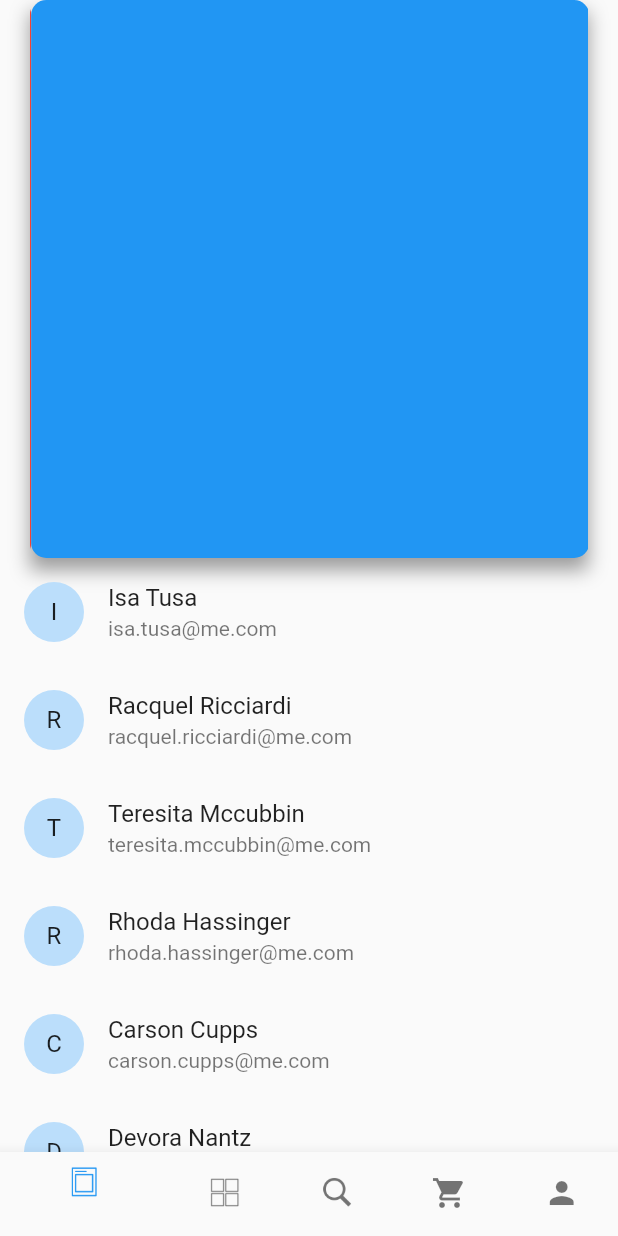
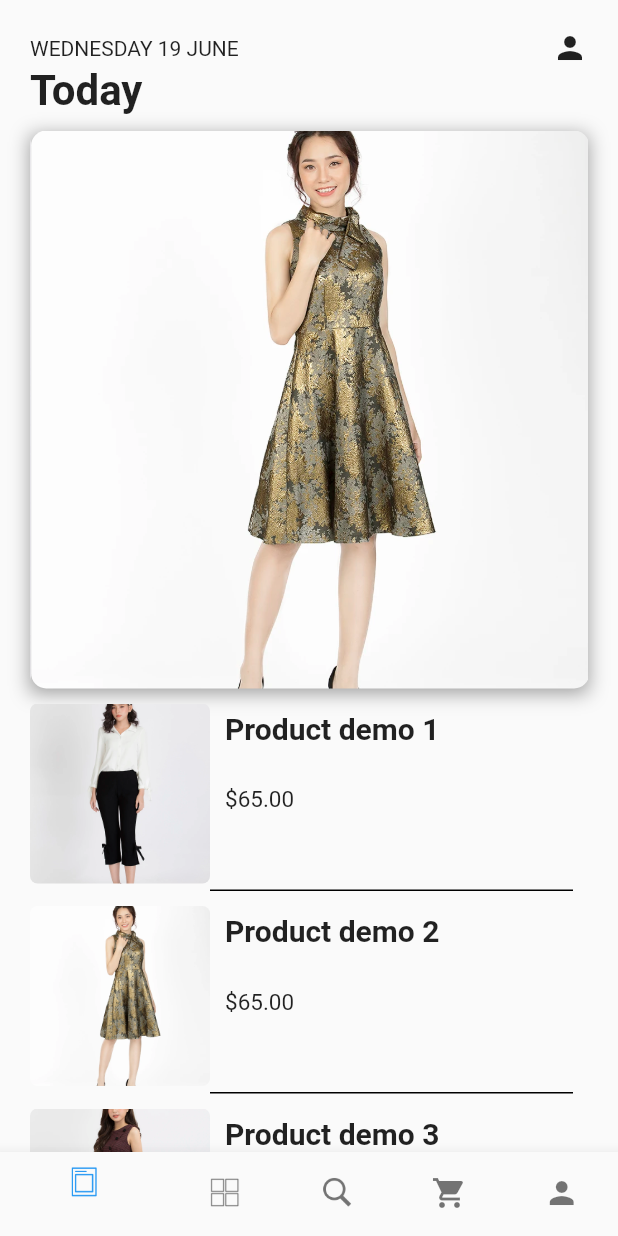
Before and after one commit to MinhDat/ChStore, a Flutter app: the screen it shows after launch, on a phone screen of 412 x 824 dp. Run offline on Flutter 3.47's test engine with Material 2 defaults, Android fonts, the phone set to English and light mode, and no system bars.

Commit message:
remake structure

```diff
--- a/lib/screens/Home/page-view.dart
+++ b/lib/components/pageView.dart
@@ -1,22 +1,31 @@
 import 'dart:async';
-
 import 'package:flutter/material.dart';
 
+import '../models/product.dart';
+
 class PageViewContainer extends Container {
+  PageViewContainer(this.allProducts);
+  final List<Product> allProducts;
+
   @override
   Widget build(BuildContext context) {
-    return Container(child: _PageView());
+    return Container(child: _PageView(allProducts));
   }
 }
 
 class _PageView extends StatefulWidget {
+  _PageView(this.allProducts);
+  final List<Product> allProducts;
+
   @override
   State<StatefulWidget> createState() {
-    return _WidgetList();
+    return _WidgetList(allProducts);
   }
 }
 
 class _WidgetList extends State<_PageView> with WidgetsBindingObserver {
+  _WidgetList(this.allProducts);
+  final List<Product> allProducts;
   PageController _pageController;
   int _currentIndex = 0;
   Timer _timer;
@@ -48,14 +57,29 @@ class _WidgetList extends State<_PageView> with WidgetsBindingObserver {
     setState(() {
       _currentIndex = page;
     });
+    _timer.cancel();
   }
 
   @override
   Widget build(BuildContext context) {
     Size screenSize = MediaQuery.of(context).size;
     _timer = new Timer(new Duration(seconds: 7), () {
-      _currentIndex == 4 ? _nextPage(0) : _nextPage(_currentIndex + 1);
+      _currentIndex == allProducts.length - 1
+          ? _nextPage(0)
+          : _nextPage(_currentIndex + 1);
     });
+
+    List<Container> productList = allProducts.map((product) {
+      return Container(
+        child: ClipRRect(
+          borderRadius: new BorderRadius.circular(10.0),
+          child: Image.asset(
+            product.image,
+            fit: BoxFit.cover,
+          ),
+        ),
+      );
+    }).toList();
 
     return Container(
       height: screenSize.width - 40,
@@ -65,7 +89,7 @@ class _WidgetList extends State<_PageView> with WidgetsBindingObserver {
         boxShadow: <BoxShadow>[
           BoxShadow(
             color: Colors.black38,
-            offset: Offset(0.0, 8.0),
+            offset: Offset(0.0, 3.0),
             blurRadius: 10.0,
           ),
         ],
@@ -74,38 +98,7 @@ class _WidgetList extends State<_PageView> with WidgetsBindingObserver {
         controller: _pageController,
         scrollDirection: Axis.horizontal,
         onPageChanged: _handlePageChanged,
-        children: <Widget>[
-          Container(
-            decoration: new BoxDecoration(
-              color: Colors.red,
-              borderRadius: BorderRadius.circular(10.0),
-            ),
-          ),
-          Container(
-            decoration: new BoxDecoration(
-              color: Colors.blue,
-              borderRadius: BorderRadius.circular(10.0),
-            ),
-          ),
-          Container(
-            decoration: new BoxDecoration(
-              color: Colors.green,
-              borderRadius: BorderRadius.circular(10.0),
-            ),
-          ),
-          Container(
-            decoration: new BoxDecoration(
-              color: Colors.yellow,
-              borderRadius: BorderRadius.circular(10.0),
-            ),
-          ),
-          Container(
-            decoration: new BoxDecoration(
-              color: Colors.orange,
-              borderRadius: BorderRadius.circular(10.0),
-            ),
-          ),
-        ],
+        children: productList,
       ),
     );
   }
--- /dev/null
+++ b/lib/models/product.dart
@@ -0,0 +1,6 @@
+class Product {
+  Product({this.image, this.name, this.price});
+  final String image;
+  final String name;
+  final String price;
+}
--- a/lib/screens/Home/contact.dart
+++ /dev/null
@@ -1,53 +0,0 @@
-import 'package:flutter/material.dart';
-
-class Contact {
-  Contact({this.name, this.email});
-  final String name;
-  final String email;
-}
-
-class ContactList extends Container {
-  @override
-  Widget build(BuildContext context) {
-    List<ContactListTile> contactList = allContacts.map((contact) {
-      return ContactListTile(contact);
-    }).toList();
-
-    return Column(
-      mainAxisSize: MainAxisSize.min,
-      children: contactList,
-    );
-  }
-}
-
-class ContactListTile extends ListTile {
-  ContactListTile(Contact contact)
-      : super(
-          title: Text(contact.name),
-          subtitle: Text(contact.email),
-          leading: CircleAvatar(child: Text(contact.name[0])),
-        );
-}
-
-List<Contact> allContacts = [
-  Contact(name: 'Isa Tusa', email: 'isa.tusa@me.com'),
-  Contact(name: 'Racquel Ricciardi', email: 'racquel.ricciardi@me.com'),
-  Contact(name: 'Teresita Mccubbin', email: 'teresita.mccubbin@me.com'),
-  Contact(name: 'Rhoda Hassinger', email: 'rhoda.hassinger@me.com'),
-  Contact(name: 'Carson Cupps', email: 'carson.cupps@me.com'),
-  Contact(name: 'Devora Nantz', email: 'devora.nantz@me.com'),
-  Contact(name: 'Tyisha Primus', email: 'tyisha.primus@me.com'),
-  Contact(name: 'Muriel Lewellyn', email: 'muriel.lewellyn@me.com'),
-  Contact(name: 'Hunter Giraud', email: 'hunter.giraud@me.com'),
-  Contact(name: 'Corina Whiddon', email: 'corina.whiddon@me.com'),
-  Contact(name: 'Meaghan Covarrubias', email: 'meaghan.covarrubias@me.com'),
-  Contact(name: 'Ulysses Severson', email: 'ulysses.severson@me.com'),
-  Contact(name: 'Richard Baxter', email: 'richard.baxter@me.com'),
-  Contact(name: 'Alessandra Kahn', email: 'alessandra.kahn@me.com'),
-  Contact(name: 'Libby Saari', email: 'libby.saari@me.com'),
-  Contact(name: 'Valeria Salvador', email: 'valeria.salvador@me.com'),
-  Contact(name: 'Fredrick Folkerts', email: 'fredrick.folkerts@me.com'),
-  Contact(name: 'Delmy Izzi', email: 'delmy.izzi@me.com'),
-  Contact(name: 'Leann Klock', email: 'leann.klock@me.com'),
-  Contact(name: 'Rhiannon Macfarlane', email: 'rhiannon.macfarlane@me.com'),
-];
--- a/lib/screens/Home/index.dart
+++ /dev/null
@@ -1,38 +0,0 @@
-// import 'dart:async';
-import 'package:flutter/cupertino.dart';
-import 'package:flutter/material.dart';
-
-import 'contact.dart';
-import 'page-view.dart';
-
-class Home extends StatelessWidget {
-  @override
-  Widget build(BuildContext context) {
-    return MaterialApp(
-      title: 'Welcome to Home places',
-      theme: ThemeData(primaryColor: Colors.white),
-      home: HorizontalList(),
-    );
-  }
-}
-
-class HorizontalList extends StatefulWidget {
-  @override
-  State<StatefulWidget> createState() {
-    return _WidgetList();
-  }
-}
-
-class _WidgetList extends State<HorizontalList> {
-  @override
-  build(BuildContext context) {
-    return Scaffold(
-      body: ListView(
-        children: [
-          PageViewContainer(),
-          ContactList(),
-        ],
-      ),
-    );
-  }
-}
--- /dev/null
+++ b/lib/views/home/main.dart
@@ -0,0 +1,122 @@
+// import 'dart:async';
+import 'package:flutter/cupertino.dart';
+import 'package:flutter/material.dart';
+
+import '../../components/listView.dart';
+import '../../components/pageView.dart';
+import '../../models/product.dart';
+
+class Home extends StatelessWidget {
+  @override
+  Widget build(BuildContext context) {
+    return MaterialApp(
+      title: 'Welcome to Home places',
+      theme: ThemeData(primaryColor: Colors.white),
+      home: HorizontalList(),
+    );
+  }
+}
+
+class HorizontalList extends StatefulWidget {
+  @override
+  State<StatefulWidget> createState() {
+    return _WidgetList();
+  }
+}
+
+class _WidgetList extends State<HorizontalList> {
+  DateTime _now = new DateTime.now();
+  List<String> _month = [
+    "JANUARY",
+    "FEBRUARY",
+    "MARCH",
+    "APRIL",
+    "MAY",
+    "JUNE",
+    "JULY",
+    "AUGUST",
+    "SEPTEMBER",
+    "OCTOBER",
+    "NOVEMBER",
+    "DECEMBER"
+  ];
+  List<String> _week = [
+    "MONDAY",
+    "TUESDAY",
+    "WEDNESDAY",
+    "THURSDAY",
+    "FRIDAY",
+    "SATURDAY",
+    "SUNDAY"
+  ];
+
+  @override
+  build(BuildContext context) {
+    return Scaffold(
+      body: ListView(
+        children: [
+          Row(
+            mainAxisAlignment: MainAxisAlignment.spaceBetween,
+            children: <Widget>[
+              Padding(
+                padding: EdgeInsets.only(left: 20.0, top: 20.0),
+                child: Text(
+                  _week[_now.weekday - 1] +
+                      " " +
+                      _now.day.toString() +
+                      " " +
+                      _month[_now.month - 1],
+                ),
+              ),
+              Padding(
+                padding: EdgeInsets.only(right: 20.0, top: 20.0),
+                child: Icon(Icons.person),
+              )
+            ],
+          ),
+          Padding(
+              padding: EdgeInsets.only(left: 20.0, bottom: 10.0),
+              child: Text(
+                "Today",
+                style: TextStyle(fontSize: 28.0, fontWeight: FontWeight.bold),
+              )),
+          PageViewContainer(allProducts),
+          ListViewContainer(allProducts),
+        ],
+      ),
+    );
+  }
+}
+
+List<Product> allProducts = [
+  Product(
+    image: "lib/assets/picture_one.webp",
+    name: "Product demo 1",
+    price: "65.00",
+  ),
+  Product(
+    image: "lib/assets/picture_two.webp",
+    name: "Product demo 2",
+    price: "65.00",
+  ),
+  Product(
+    image: "lib/assets/picture_three.webp",
+    name: "Product demo 3",
+    price: "65.00",
+  ),
+  Product(
+    image: "lib/assets/picture_four.webp",
+    name: "Product demo 4",
+    price: "65.00",
+  ),
+  Product(
+    image: "lib/assets/picture_five.webp",
+    name: "Product demo 5",
+    price: "65.00",
+  ),
+  Product(
+    image: "lib/assets/picture_six.jpg",
+    name: "Product demo 6",
+    price: "65.00",
+  )
+];
```
Also changed, not shown: lib/components/listView.dart (added, +72 -0 lines), lib/main.dart (+5 -5 lines), pubspec.yaml (+7 -0 lines), lib/assets/picture_five.webp (added), lib/assets/picture_four.webp (added), lib/assets/picture_one.webp (added), lib/assets/picture_six.jpg (added), lib/assets/picture_three.webp (added), lib/assets/picture_two.webp (added), lib/views/category.dart (renamed from lib/screens/category.dart), lib/views/profile.dart (renamed from lib/screens/profile.dart), lib/views/search.dart (renamed from lib/screens/search.dart), lib/views/shopping-cart.dart (renamed from lib/screens/shopping-cart.dart), 2 other files.
